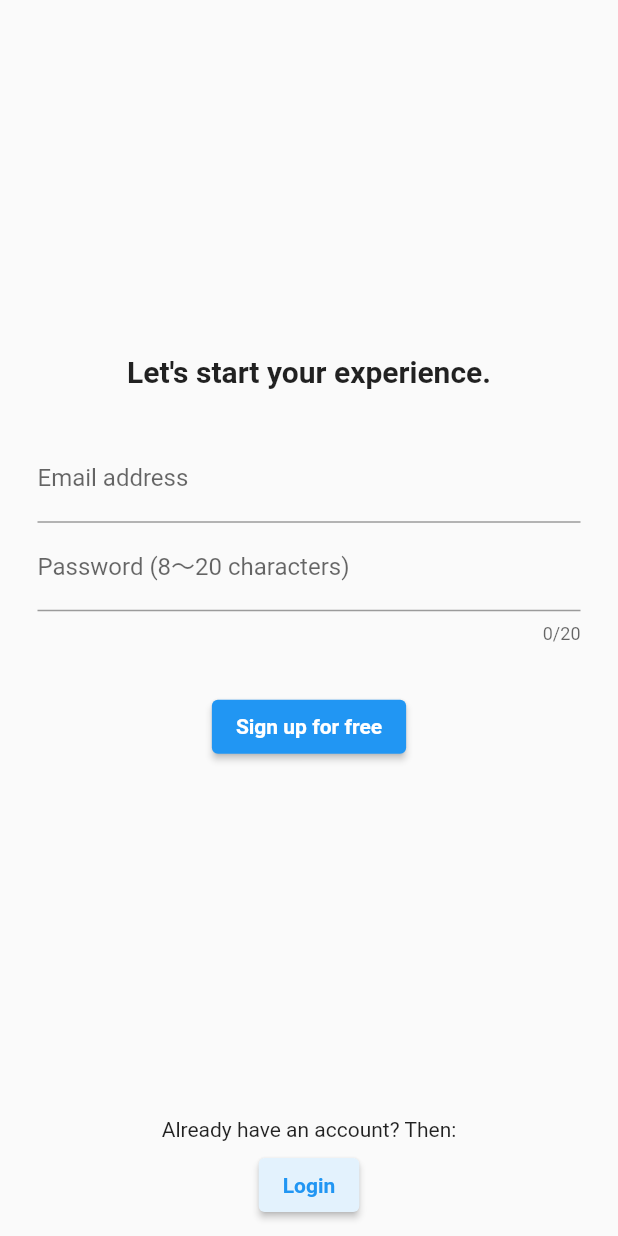
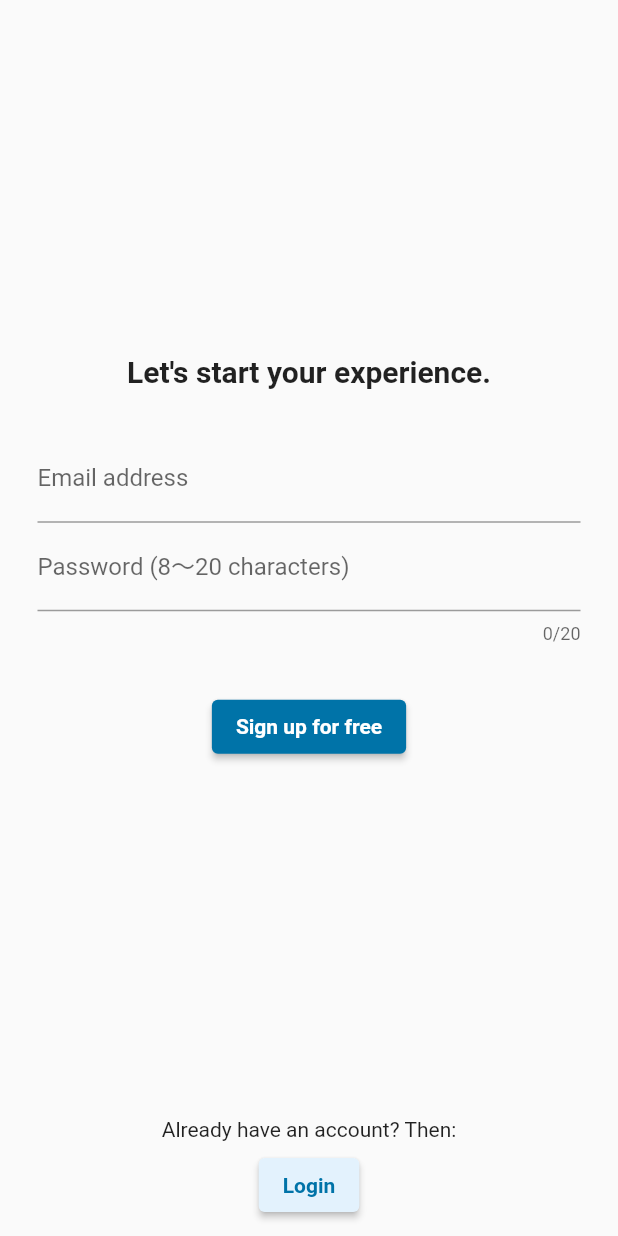
Before and after one commit to Alicelavander/smi, a Flutter app: the screen it shows after launch, after a tap on "Login", after a tap on "Create a new account", on a phone screen of 412 x 824 dp. Run offline on Flutter 3.47's test engine with Material 2 defaults, Android fonts, the phone set to English and light mode, and no system bars; our stand-ins replace cloud_firestore, firebase_auth, firebase_core, flutter_signin_button, flutter_speed_dial, google_sign_in; accounts and stored records are empty; network calls fail.

Commit message:
organized ui

```diff
--- a/lib/community/addidentity.dart
+++ b/lib/community/addidentity.dart
@@ -113,7 +113,7 @@ class _AddIdentityPage extends State<AddIdentity> {
                       fontWeight: FontWeight.bold, color: Colors.white),
                 ),
                 style: ElevatedButton.styleFrom(
-                  primary: Colors.blue, //ボタンの背景色
+                  primary: const Color(0xFF0073a8), //ボタンの背景色
                 ),
               ),
             ),
--- a/lib/home/home.dart
+++ b/lib/home/home.dart
@@ -77,7 +77,7 @@ class _Home extends State<Home> {
           BottomNavigationBarItem(icon: Icon(Icons.groups), label: 'groups'),
         ],
         currentIndex: _currentIndex,
-        fixedColor: Colors.blueAccent,
+        fixedColor: const Color(0xFF0073a8),
         onTap: onItemTapped,
         type: BottomNavigationBarType.fixed,
       ),
--- a/lib/login.dart
+++ b/lib/login.dart
@@ -103,12 +103,12 @@ class _LoginPage extends State<Login> {
                   }
                 },
                 child: const Text(
-                  'Login',
-                  style: TextStyle(
+                'Login',
+                style: TextStyle(
                       fontWeight: FontWeight.bold, color: Colors.white),
                 ),
                 style: ElevatedButton.styleFrom(
-                  primary: Colors.blue, //ボタンの背景色
+                  primary: const Color(0xFF0073a8), //ボタンの背景色
                 ),
               ),
             ),
@@ -196,7 +196,7 @@ class _LoginPage extends State<Login> {
               child: const Text(
                 'Create a new account',
                 style:
-                    TextStyle(fontWeight: FontWeight.bold, color: Colors.blue),
+                    TextStyle(fontWeight: FontWeight.bold, color: Color(0xFF0073a8)),
               ),
               style: ElevatedButton.styleFrom(
                 primary: Colors.blue[50], //ボタンの背景色
--- a/lib/main.dart
+++ b/lib/main.dart
@@ -8,7 +8,7 @@ void main() async {
   WidgetsFlutterBinding.ensureInitialized();
   await Firebase.initializeApp(
       /*
-    Web用セットアップ
+    //Web setup
     options: const FirebaseOptions(
       apiKey: 'AIzaSyB34IqDrVeynPFGjo1F68f_eCb48sTLt70',
       appId: '1:208019141585:web:709c384e998d9a798a26f0',
@@ -31,6 +31,15 @@ class MyApp extends StatelessWidget {
     return MaterialApp(
       title: 'smi',
       home: _CheckLogin(),
+      theme: ThemeData(
+        appBarTheme: const AppBarTheme(
+          color: Color(0xFF0073a8),
+          centerTitle: false,
+          iconTheme: IconThemeData(color: Colors.white),
+          elevation: 0
+        ),
+        primaryColor: const Color(0xFF0073a8)
+      ),
     );
   }
 }
--- a/lib/newcommunity/createcommunity.dart
+++ b/lib/newcommunity/createcommunity.dart
@@ -70,7 +70,7 @@ class _CreateCommunityPage extends State<CreateCommunity> {
                       fontWeight: FontWeight.bold, color: Colors.white),
                 ),
                 style: ElevatedButton.styleFrom(
-                  primary: Colors.blue, //ボタンの背景色
+                  primary: const Color(0xFF0073a8), //ボタンの背景色
                 ),
               ),
             ),
--- a/lib/newcommunity/joincommunity.dart
+++ b/lib/newcommunity/joincommunity.dart
@@ -71,7 +71,7 @@ class _JoinCommunityPage extends State<JoinCommunity> {
                       fontWeight: FontWeight.bold, color: Colors.white),
                 ),
                 style: ElevatedButton.styleFrom(
-                  primary: Colors.blue, //ボタンの背景色
+                  primary: const Color(0xFF0073a8), //ボタンの背景色
                 ),
               ),
             ),
--- a/lib/signup.dart
+++ b/lib/signup.dart
@@ -111,7 +111,7 @@ class _SignupState extends State<Signup> {
                       fontWeight: FontWeight.bold, color: Colors.white),
                 ),
                 style: ElevatedButton.styleFrom(
-                  primary: Colors.blue, //ボタンの背景色
+                  primary: const Color(0xFF0073a8), //ボタンの背景色
                 ),
               ),
             ),
@@ -139,7 +139,7 @@ class _SignupState extends State<Signup> {
               child: const Text(
                 'Login',
                 style:
-                    TextStyle(fontWeight: FontWeight.bold, color: Colors.blue),
+                    TextStyle(fontWeight: FontWeight.bold, color: Color(0xFF0073a8)),
               ),
               style: ElevatedButton.styleFrom(
                 primary: Colors.blue[50], //ボタンの背景色
```
Also changed, not shown: lib/community/addexperience.dart (+25 -1 lines), lib/community/communityhome.dart (+22 -4 lines), lib/community/identitydetail.dart (+75 -9 lines), lib/home/communitylist.dart (+6 -1 lines).
